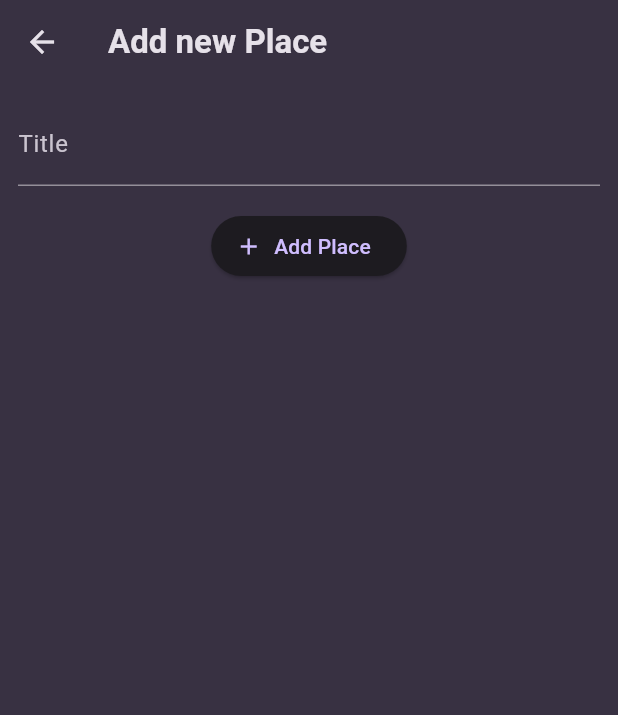
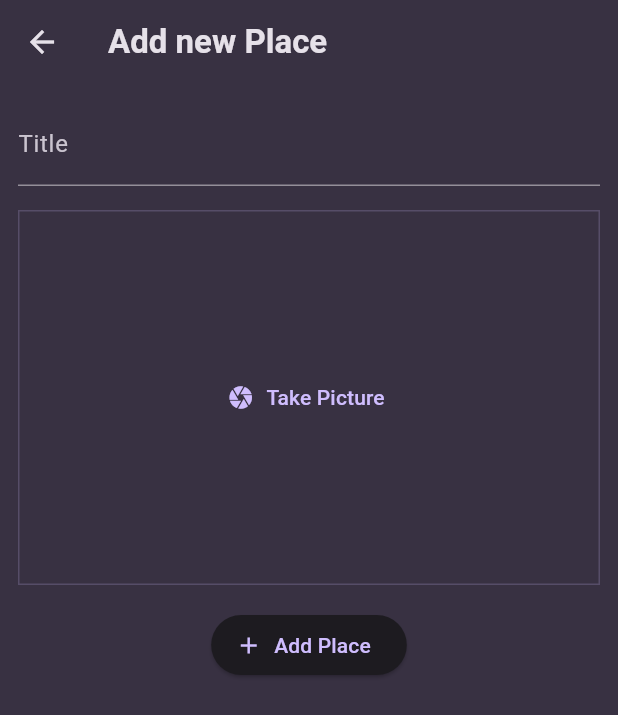
Before and after one commit to stefanobianda/FavoritePlaces, a Flutter app: the AddPlaceScreen screen opened directly, on a phone screen of 412 x 824 dp. Shown: the top 715 px of the screen. Run offline on Flutter 3.47's test engine with Material 3 defaults, Android fonts, the phone set to English and light mode, and no system bars; our stand-ins replace flutter_riverpod, google_fonts.

Commit message:
add image widget

```diff
--- a/lib/screens/add_place.dart
+++ b/lib/screens/add_place.dart
@@ -1,4 +1,5 @@
 import 'package:favorite_places/providers/user_places.dart';
+import 'package:favorite_places/widgets/image_input.dart';
 import 'package:flutter/material.dart';
 import 'package:flutter_riverpod/flutter_riverpod.dart';
 
@@ -51,6 +52,10 @@ class _AddPlaceScreenState extends ConsumerState<AddPlaceScreen> {
             const SizedBox(
               height: 16,
             ),
+            const ImageInput(),
+            const SizedBox(
+              height: 16,
+            ),
             ElevatedButton.icon(
               onPressed: _savePlace,
               icon: const Icon(Icons.add),
--- /dev/null
+++ b/lib/widgets/image_input.dart
@@ -0,0 +1,32 @@
+import 'package:flutter/material.dart';
+
+class ImageInput extends StatefulWidget {
+  const ImageInput({super.key});
+
+  @override
+  State<ImageInput> createState() {
+    return _ImageInputState();
+  }
+}
+
+class _ImageInputState extends State<ImageInput> {
+  @override
+  Widget build(BuildContext context) {
+    return Container(
+      decoration: BoxDecoration(
+        border: Border.all(
+          width: 1,
+          color: Theme.of(context).colorScheme.primary.withOpacity(0.2),
+        ),
+      ),
+      height: 250,
+      width: double.infinity,
+      alignment: Alignment.center,
+      child: TextButton.icon(
+        onPressed: () {},
+        icon: const Icon(Icons.camera),
+        label: const Text('Take Picture'),
+      ),
+    );
+  }
+}
```
